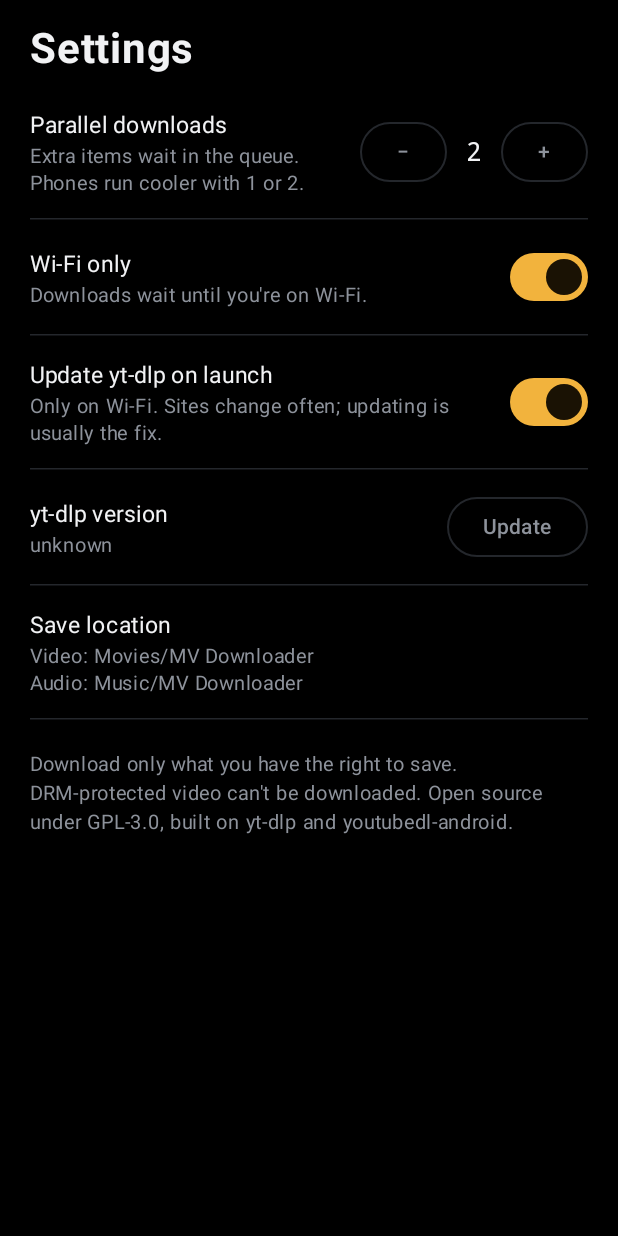
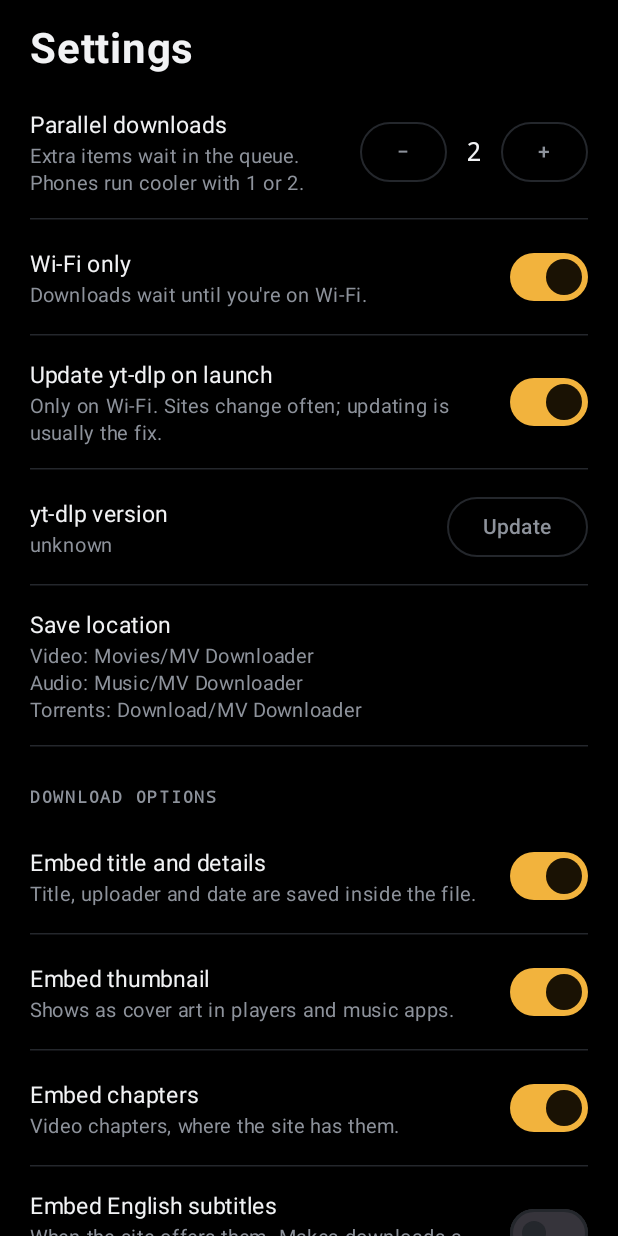
Before and after one commit to MoosaSharwaan/MV-Scrapper, an Android app built with Jetpack Compose: the composable SettingsScreen shown on its own in the app's theme, on a phone screen of 412 x 824 dp. Run offline under Robolectric (Android 15) with nearby library versions, the phone set to English and light mode, and no system bars; libraries missing offline, so code that uses them is left out: com.yausername.ffmpeg, com.yausername.youtubedl_android; pictures from the network do not load.

Commit message:
v2: download options, skip-downloaded archive, playlist limit, sort
- Settings > Download options: embed title and details, thumbnail,
  chapters (on by default) and English subtitles (off)
- Skip videos already downloaded: yt-dlp download archive; skipped
  items show 'Skipped: downloaded before' instead of failing
- Playlist limit: list only the first 10/25/50/100/200 videos of a
  playlist or channel (newest, for channels)
- Library: sort by newest, name or size; filter chips scroll on
  narrow screens
- Settings lists the torrent save folder

Co-Authored-By: Claude Opus 5.5 <noreply@anthropic.com>
Claude-Session: https://claude.ai/code/session_01CBaTqopbHeafABK33xEYjM

```diff
--- a/app/src/main/java/com/mvscrapper/downloader/Downloads.kt
+++ b/app/src/main/java/com/mvscrapper/downloader/Downloads.kt
@@ -198,12 +198,14 @@ object Downloads {
     private fun run(id: String) {
         val item = get(id) ?: return
         val dir = workDir(id).apply { mkdirs() }
+        var skipped = false
         try {
             if (item.isTorrent) {
                 runTorrent(item, dir)
                 return
             }
             Engine.download(item, dir) { p, eta, line ->
+                if (line.contains("already been recorded in the archive")) skipped = true
                 val processing = POST_STEPS.any { line.startsWith(it) }
                 update(id, persist = false) {
                     if (it.state == State.Canceled) it
@@ -215,6 +217,10 @@ object Downloads {
                 }
             }
             if (get(id)?.state != State.Running && get(id)?.state != State.Processing) return
+            if (skipped) {
+                update(id) { it.copy(state = State.Canceled, message = "Skipped: downloaded before. Turn off \"Skip videos already downloaded\" in Settings to get it again.") }
+                return
+            }
             update(id) { it.copy(state = State.Processing, message = "Saving") }
             val file = dir.listFiles()
                 ?.filter { it.isFile && !it.name.endsWith(".part") && !it.name.endsWith(".ytdl") && !it.name.contains(".temp.") }
--- a/app/src/main/java/com/mvscrapper/downloader/Prefs.kt
+++ b/app/src/main/java/com/mvscrapper/downloader/Prefs.kt
@@ -22,8 +22,40 @@ object Prefs {
     val autoUpdate: StateFlow<Boolean> = _autoUpdate
     val noticeAccepted: StateFlow<Boolean> = _noticeAccepted
 
+    /** An on/off setting saved under [key]. */
+    class Flag(private val key: String, default: Boolean) {
+        private val _state = MutableStateFlow(default)
+        val state: StateFlow<Boolean> = _state
+        val on: Boolean get() = _state.value
+        fun load() { _state.value = sp.getBoolean(key, _state.value) }
+        fun set(v: Boolean) {
+            _state.value = v
+            sp.edit().putBoolean(key, v).apply()
+        }
+    }
+
+    // v2 download options, from yt-dlp's post-processing and MeTube's defaults.
+    val embedMetadata = Flag("embed_metadata", true)
+    val embedThumbnail = Flag("embed_thumbnail", true)
+    val embedChapters = Flag("embed_chapters", true)
+    val embedSubtitles = Flag("embed_subtitles", false)
+    val skipDownloaded = Flag("skip_downloaded", false)
+    private val flags = listOf(embedMetadata, embedThumbnail, embedChapters, embedSubtitles, skipDownloaded)
+
+    /** How many videos to list from a playlist or channel: the first N (for channels, the newest). 0 = all. */
+    val PLAYLIST_LIMITS = listOf(0, 10, 25, 50, 100, 200)
+    private val _playlistLimit = MutableStateFlow(0)
+    val playlistLimit: StateFlow<Int> = _playlistLimit
+
+    fun setPlaylistLimit(n: Int) {
+        _playlistLimit.value = n
+        sp.edit().putInt("playlist_limit", n).apply()
+    }
+
     fun init(context: Context) {
         sp = context.getSharedPreferences("settings", Context.MODE_PRIVATE)
+        flags.forEach { it.load() }
+        _playlistLimit.value = sp.getInt("playlist_limit", 0)
         _parallel.value = sp.getInt("parallel", 2).coerceIn(MIN_PARALLEL, MAX_PARALLEL)
         _wifiOnly.value = sp.getBoolean("wifi_only", true)
         _autoUpdate.value = sp.getBoolean("auto_update", true)
--- a/app/src/main/java/com/mvscrapper/downloader/ui/SettingsScreen.kt
+++ b/app/src/main/java/com/mvscrapper/downloader/ui/SettingsScreen.kt
@@ -41,6 +41,7 @@ fun SettingsScreen() {
     val parallel by Prefs.parallel.collectAsStateWithLifecycle()
     val wifiOnly by Prefs.wifiOnly.collectAsStateWithLifecycle()
     val autoUpdate by Prefs.autoUpdate.collectAsStateWithLifecycle()
+    val playlistLimit by Prefs.playlistLimit.collectAsStateWithLifecycle()
     val version by Engine.version.collectAsStateWithLifecycle()
     val engine by Engine.status.collectAsStateWithLifecycle()
     val items by Downloads.items.collectAsStateWithLifecycle()
@@ -83,7 +84,26 @@ fun SettingsScreen() {
                 enabled = !updating && !busy && engine == Engine.Status.Ready,
             ) { Text(if (updating) "Updating…" else "Update") }
         }
-        Setting("Save location", "Video: ${Storage.folderLabel(false)}\nAudio: ${Storage.folderLabel(true)}") {}
+        Setting(
+            "Save location",
+            "Video: ${Storage.folderLabel(false)}\nAudio: ${Storage.folderLabel(true)}\nTorrents: ${Storage.downloadsLabel()}",
+        ) {}
+
+        Eyebrow("Download options", modifier = Modifier.padding(top = 22.dp, bottom = 2.dp))
+        FlagSetting(Prefs.embedMetadata, "Embed title and details", "Title, uploader and date are saved inside the file.")
+        FlagSetting(Prefs.embedThumbnail, "Embed thumbnail", "Shows as cover art in players and music apps.")
+        FlagSetting(Prefs.embedChapters, "Embed chapters", "Video chapters, where the site has them.")
+        FlagSetting(Prefs.embedSubtitles, "Embed English subtitles", "When the site offers them. Makes downloads a little slower.")
+        FlagSetting(
+            Prefs.skipDownloaded, "Skip videos already downloaded",
+            "Remembers what you've downloaded and skips it next time, even after you delete the file.",
+        )
+        Setting("Playlist limit", "How many videos to list from a playlist or channel. For channels, the newest.") {
+            OutlinedButton(onClick = {
+                val all = Prefs.PLAYLIST_LIMITS
+                Prefs.setPlaylistLimit(all[(all.indexOf(playlistLimit) + 1) % all.size])
+            }) { Text(if (playlistLimit == 0) "All" else "First $playlistLimit") }
+        }
 
         Text(
             "Download only what you have the right to save. DRM-protected video can't be downloaded. " +
@@ -110,3 +130,11 @@ private fun Setting(title: String, detail: String, control: @Composable () -> Un
         HorizontalDivider(color = Line)
     }
 }
+
+@Composable
+private fun FlagSetting(flag: Prefs.Flag, title: String, detail: String) {
+    val on by flag.state.collectAsStateWithLifecycle()
+    Setting(title, detail) {
+        Switch(checked = on, onCheckedChange = { flag.set(it) })
+    }
+}
```
Also changed, not shown: app/src/main/java/com/mvscrapper/downloader/Engine.kt (+12 -0 lines), app/src/main/java/com/mvscrapper/downloader/ui/LibraryScreen.kt (+20 -2 lines).
